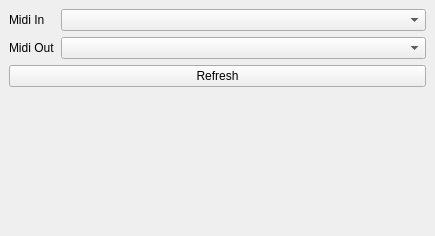
Before: the Qt Designer form statuswidget.ui in b-viguier/MidiStudio, drawn with Qt 5.
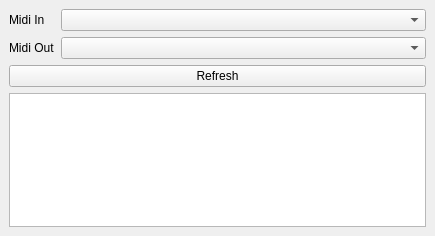
After: the same form once the commit is applied.

Commit message: Virtual Interface and basic logs

Diff of the .ui file:
```diff
--- a/statuswidget.ui
+++ b/statuswidget.ui
@@ -49,6 +49,13 @@
       </property>
      </widget>
     </item>
+    <item>
+     <widget class="QPlainTextEdit" name="logs">
+      <property name="readOnly">
+       <bool>true</bool>
+      </property>
+     </widget>
+    </item>
     <item>
      <spacer name="verticalSpacer">
       <property name="orientation">
```
The commit also changes 2 other files.
